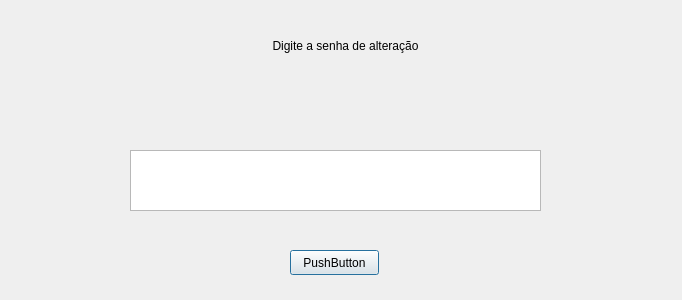
This is Anotacoes-Intelbras/qt-designer-teste/screen.ui in vlghpp/estudo-aulas-senai as Qt 5 draws it before an edit. The edited form follows.
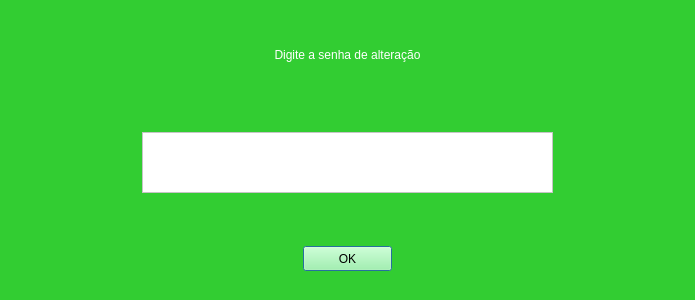
This is the edited form.

Patch:
```diff
--- a/Anotacoes-Intelbras/qt-designer-teste/screen.ui
+++ b/Anotacoes-Intelbras/qt-designer-teste/screen.ui
@@ -6,34 +6,39 @@
    <rect>
     <x>0</x>
     <y>0</y>
-    <width>682</width>
+    <width>695</width>
     <height>300</height>
    </rect>
   </property>
   <property name="windowTitle">
    <string>Dialog</string>
   </property>
-  <widget class="QTextEdit" name="plaintext_password">
-   <property name="geometry">
-    <rect>
-     <x>130</x>
-     <y>150</y>
-     <width>411</width>
-     <height>61</height>
-    </rect>
-   </property>
-  </widget>
+  <property name="styleSheet">
+   <string notr="true">background-color: #32CD32;</string>
+  </property>
+  <layout class="QHBoxLayout" name="horizontalLayout">
+   <item>
+    <widget class="QWidget" name="widget" native="true">
+     <layout class="QVBoxLayout" name="verticalLayout">
+      <item>
+       <widget class="QWidget" name="widget_2" native="true">
+        <layout class="QHBoxLayout" name="horizontalLayout_2">
+         <item>
   <widget class="QLabel" name="label">
-   <property name="geometry">
-    <rect>
-     <x>160</x>
-     <y>20</y>
+           <property name="minimumSize">
+            <size>
      <width>371</width>
      <height>51</height>
-    </rect>
+            </size>
+           </property>
+           <property name="maximumSize">
+            <size>
+             <width>371</width>
+             <height>51</height>
+            </size>
    </property>
    <property name="styleSheet">
-    <string notr="true">font: 500 22pt &quot;Ubuntu&quot;;</string>
+            <string notr="true">font: 500 22pt &quot;Ubuntu&quot;; color: white;</string>
    </property>
    <property name="text">
     <string>Digite a senha de alteração</string>
@@ -42,19 +47,67 @@
     <set>Qt::AlignmentFlag::AlignCenter</set>
    </property>
   </widget>
+         </item>
+        </layout>
+       </widget>
+      </item>
+      <item>
+       <widget class="QWidget" name="widget_3" native="true">
+        <layout class="QHBoxLayout" name="horizontalLayout_3">
+         <item>
+          <widget class="QTextEdit" name="plaintext_password">
+           <property name="minimumSize">
+            <size>
+             <width>411</width>
+             <height>61</height>
+            </size>
+           </property>
+           <property name="maximumSize">
+            <size>
+             <width>411</width>
+             <height>61</height>
+            </size>
+           </property>
+           <property name="styleSheet">
+            <string notr="true">background-color: white;</string>
+           </property>
+          </widget>
+         </item>
+        </layout>
+       </widget>
+      </item>
+      <item>
+       <widget class="QWidget" name="widget_4" native="true">
+        <layout class="QHBoxLayout" name="horizontalLayout_4">
+         <item>
   <widget class="QPushButton" name="button_insert_password">
-   <property name="geometry">
-    <rect>
-     <x>290</x>
-     <y>250</y>
+           <property name="minimumSize">
+            <size>
      <width>89</width>
      <height>25</height>
-    </rect>
+            </size>
+           </property>
+           <property name="maximumSize">
+            <size>
+             <width>89</width>
+             <height>25</height>
+            </size>
+           </property>
+           <property name="styleSheet">
+            <string notr="true">background-color: #98FB98;</string>
    </property>
    <property name="text">
-    <string>PushButton</string>
-   </property>
-  </widget>
+            <string>OK</string>
+           </property>
+          </widget>
+         </item>
+        </layout>
+       </widget>
+      </item>
+     </layout>
+    </widget>
+   </item>
+  </layout>
  </widget>
  <resources/>
  <connections/>
```
Lines whose indentation alone changed are shown as unchanged.
